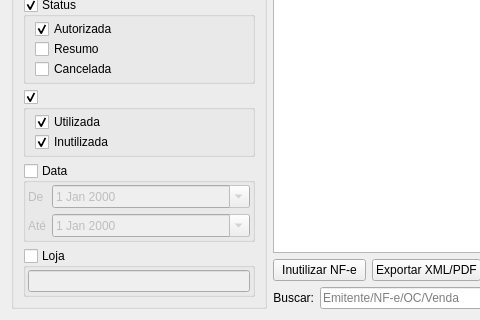
Before: the Qt Designer form ui/widgetnfeentrada.ui in darktorres/ERP-STACCATO, drawn with Qt 5; both pictures show x 0 to 480 and y 209 to 529 of the 826 by 529 pixel window.
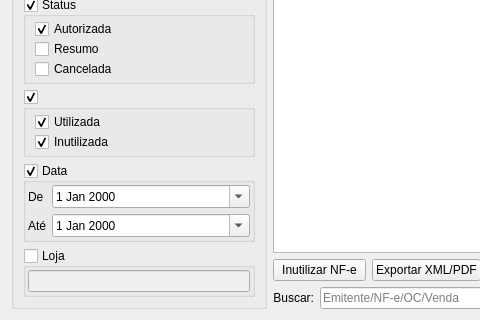
After: the same form once the commit is applied. Custom widgets are drawn as their Qt base class.

```diff
--- a/ui/widgetnfeentrada.ui
+++ b/ui/widgetnfeentrada.ui
@@ -178,7 +178,7 @@
            <bool>true</bool>
           </property>
           <property name="checked">
-           <bool>false</bool>
+           <bool>true</bool>
           </property>
           <layout class="QGridLayout" name="gridLayout_8">
            <property name="leftMargin">
@@ -196,7 +196,7 @@
            <item row="1" column="1">
             <widget class="QDateEdit" name="dateEditAte">
              <property name="enabled">
-              <bool>false</bool>
+              <bool>true</bool>
              </property>
              <property name="calendarPopup">
               <bool>true</bool>
@@ -206,7 +206,7 @@
            <item row="0" column="1">
             <widget class="QDateEdit" name="dateEditDe">
              <property name="enabled">
-              <bool>false</bool>
+              <bool>true</bool>
              </property>
              <property name="calendarPopup">
               <bool>true</bool>
```
